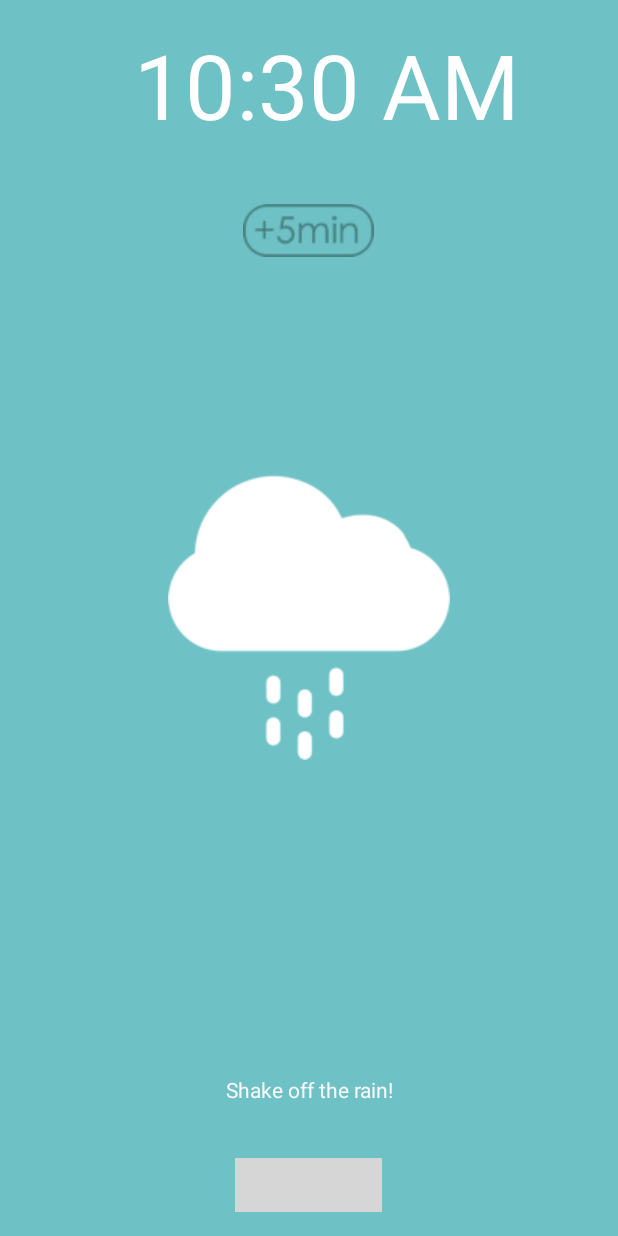
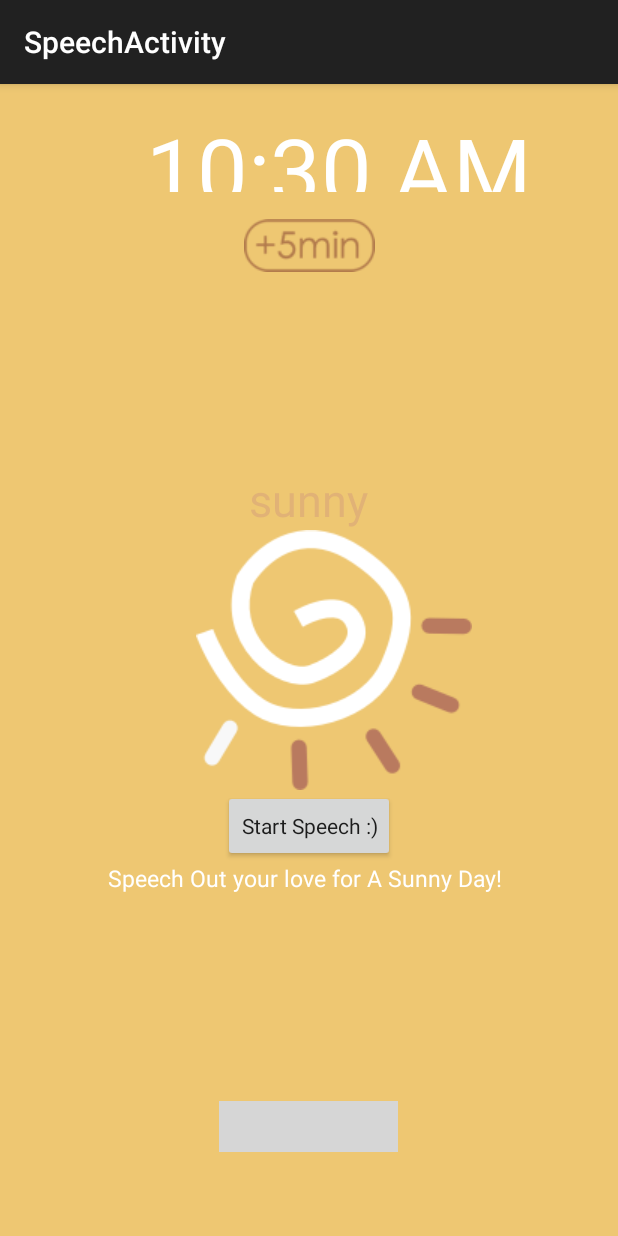
Before and after one commit to zenkig/Mutilmodal-Clock, an Android app: the screen it shows after launch (ShakeActivity before the commit, SpeechActivity after it), on a phone screen of 412 x 824 dp. Run offline under Robolectric (Android 15) with nearby library versions, the phone set to English and light mode, and no system bars; grey boxes are pictures that could not be loaded.

Commit message:
SpeechActivity
speechactivity fix

```diff
--- a/app/src/main/res/layout/activity_speech.xml
+++ b/app/src/main/res/layout/activity_speech.xml
@@ -15,9 +15,8 @@
         android:textColor="#FFFFFF"
         android:textSize="60sp"
         android:textStyle="normal"
-        android:layout_below="@+id/speech"
-        android:layout_alignLeft="@+id/status"
-        android:layout_alignStart="@+id/status" />
+        android:layout_alignTop="@+id/speech"
+        android:layout_alignEnd="@+id/min5" />
 
     <TextView
         android:id="@+id/welcome"
@@ -48,9 +47,9 @@
         android:layout_height="wrap_content"
         android:textSize="30sp"
         android:layout_gravity="center"
-        android:text="i love sunny day"
+        android:text="sunny"
         android:textColor="#20882299"
-        android:layout_centerVertical="true"
+        android:layout_above="@+id/status"
         android:layout_centerHorizontal="true" />
 
     <Button
@@ -60,7 +59,8 @@
         android:layout_gravity="center"
         android:text="Start Speech :)"
         android:layout_below="@+id/status"
-        android:layout_centerHorizontal="true" />
+        android:layout_centerHorizontal="true"
+        style="@style/Base.Theme.AppCompat.Light" />
 
     <TextView
         android:id="@+id/speech"
@@ -78,7 +78,8 @@
         android:layout_gravity="center_horizontal"
         android:background="@drawable/transparent_color"
         android:layout_alignParentBottom="true"
-        android:layout_centerHorizontal="true" />
+        android:layout_centerHorizontal="true"
+        android:layout_margin="40dp" />
 
 
     <ImageButton
@@ -92,7 +93,8 @@
         android:layout_weight="0.25"
         android:background="@drawable/transparent_color"
         android:layout_below="@+id/textClock"
-        android:layout_centerHorizontal="true" />
+        android:layout_centerHorizontal="true"
+        android:layout_margin="18dp" />
 
 
 </RelativeLayout>
```
Also changed, not shown: app/src/main/AndroidManifest.xml (+15 -12 lines), app/src/main/java/za/co/neilson/alarm/weatheractivity/SpeechActivity.java (+7 -3 lines), app/src/main/res/menu/menu.xml (+5 -5 lines), app/src/main/res/drawable/bin.png (renamed from app/src/main/res/drawable/glyphicons_016_bin.png), app/src/main/res/drawable/cancel.png (added), app/src/main/res/drawable/donemark.png (added), app/src/main/res/drawable/floppy_disk.png (renamed from app/src/main/res/drawable/glyphicons_443_floppy_disk.png), app/src/main/res/drawable/globe.png (renamed from app/src/main/res/drawable/glyphicons_340_globe.png), app/src/main/res/drawable/plus.png (renamed from app/src/main/res/drawable/glyphicons_432_plus.png), app/src/main/res/drawable/star.png (renamed from app/src/main/res/drawable/glyphicons_049_star.png), 148 other files.
